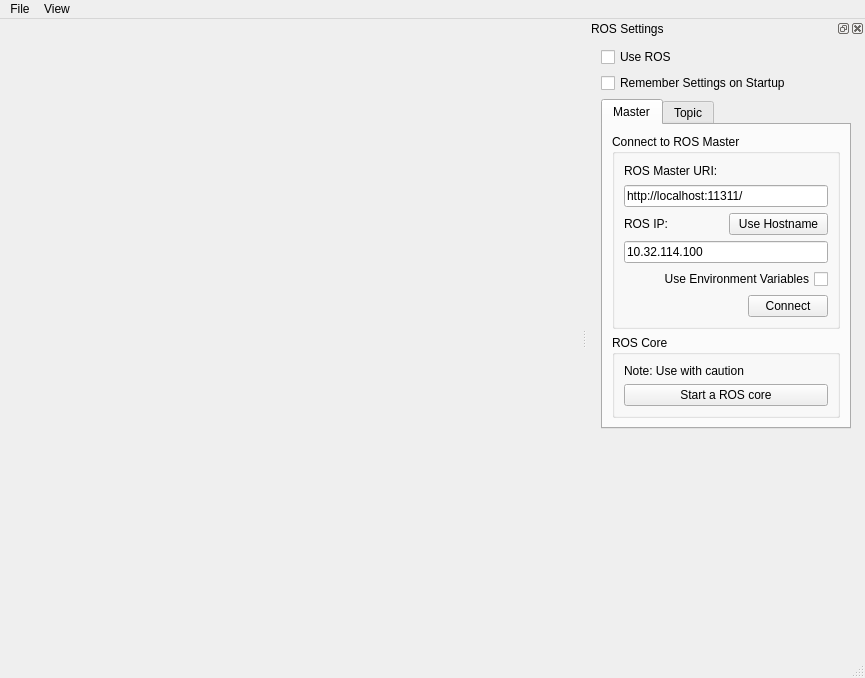
This is src/mainwindow.ui in mjhaskell/copter_sim as Qt 5 draws it before an edit. The edited form follows.
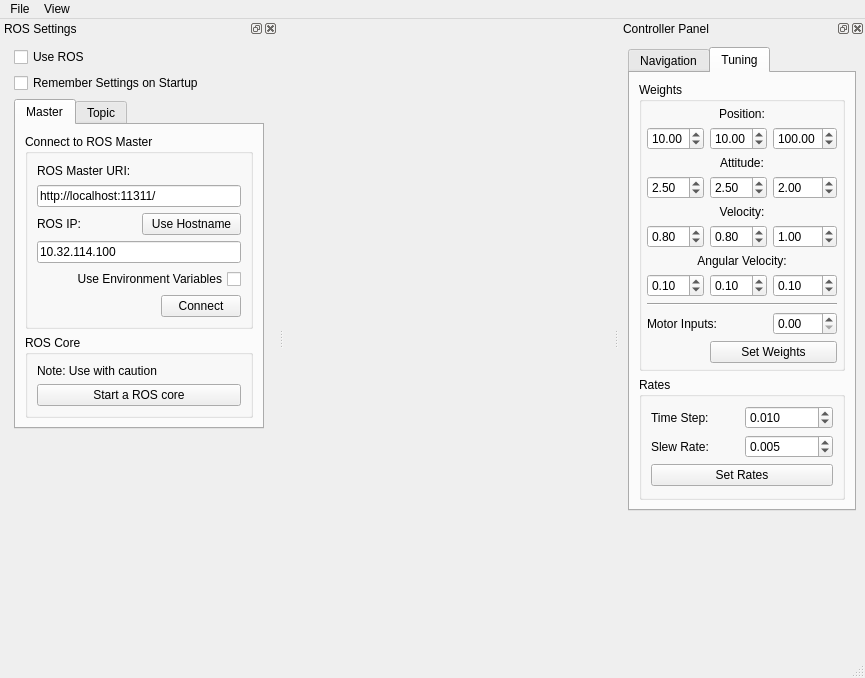
This is the edited form. Icons and pictures are not drawn.

Commit message: Can now dynamically tune controller

Diff of the .ui file:
```diff
--- a/src/mainwindow.ui
+++ b/src/mainwindow.ui
@@ -105,7 +105,7 @@
     <string>ROS Settings</string>
    </property>
    <attribute name="dockWidgetArea">
-    <number>2</number>
+    <number>1</number>
    </attribute>
    <widget class="QWidget" name="dockWidgetContents">
     <property name="layoutDirection">
@@ -427,6 +427,459 @@
     </layout>
    </widget>
   </widget>
+  <widget class="QDockWidget" name="controller_dock">
+   <property name="maximumSize">
+    <size>
+     <width>300</width>
+     <height>800</height>
+    </size>
+   </property>
+   <property name="floating">
+    <bool>false</bool>
+   </property>
+   <property name="windowTitle">
+    <string>Controller Panel</string>
+   </property>
+   <attribute name="dockWidgetArea">
+    <number>2</number>
+   </attribute>
+   <widget class="QWidget" name="dockWidgetContents_2">
+    <layout class="QGridLayout" name="gridLayout_6">
+     <item row="1" column="0">
+      <spacer name="verticalSpacer_3">
+       <property name="orientation">
+        <enum>Qt::Vertical</enum>
+       </property>
+       <property name="sizeHint" stdset="0">
+        <size>
+         <width>20</width>
+         <height>40</height>
+        </size>
+       </property>
+      </spacer>
+     </item>
+     <item row="0" column="0">
+      <widget class="QTabWidget" name="tabWidget">
+       <property name="currentIndex">
+        <number>1</number>
+       </property>
+       <widget class="QWidget" name="nav_tab">
+        <attribute name="title">
+         <string>Navigation</string>
+        </attribute>
+        <layout class="QGridLayout" name="gridLayout_7">
+         <item row="0" column="0">
+          <widget class="QGroupBox" name="ref_cmd_group">
+           <property name="maximumSize">
+            <size>
+             <width>16777215</width>
+             <height>16777215</height>
+            </size>
+           </property>
+           <property name="title">
+            <string>Reference Commands</string>
+           </property>
+           <layout class="QGridLayout" name="gridLayout_8">
+            <item row="3" column="0">
+             <widget class="QLabel" name="label_9">
+              <property name="text">
+               <string>Yaw:</string>
+              </property>
+             </widget>
+            </item>
+            <item row="0" column="1">
+             <widget class="QDoubleSpinBox" name="north_spin">
+              <property name="minimum">
+               <double>-50.000000000000000</double>
+              </property>
+              <property name="maximum">
+               <double>50.000000000000000</double>
+              </property>
+             </widget>
+            </item>
+            <item row="2" column="0">
+             <widget class="QLabel" name="label_8">
+              <property name="text">
+               <string>Height:</string>
+              </property>
+             </widget>
+            </item>
+            <item row="3" column="1">
+             <widget class="QDoubleSpinBox" name="yaw_spin">
+              <property name="minimum">
+               <double>-360.000000000000000</double>
+              </property>
+              <property name="maximum">
+               <double>360.000000000000000</double>
+              </property>
+              <property name="singleStep">
+               <double>1.000000000000000</double>
+              </property>
+             </widget>
+            </item>
+            <item row="2" column="1">
+             <widget class="QDoubleSpinBox" name="height_spin">
+              <property name="maximum">
+               <double>50.000000000000000</double>
+              </property>
+              <property name="value">
+               <double>3.000000000000000</double>
+              </property>
+             </widget>
+            </item>
+            <item row="0" column="0">
+             <widget class="QLabel" name="label_6">
+              <property name="text">
+               <string>North:</string>
+              </property>
+             </widget>
+            </item>
+            <item row="1" column="1">
+             <widget class="QDoubleSpinBox" name="east_spin">
+              <property name="minimum">
+               <double>-50.000000000000000</double>
+              </property>
+              <property name="maximum">
+               <double>50.000000000000000</double>
+              </property>
+             </widget>
+            </item>
+            <item row="1" column="0">
+             <widget class="QLabel" name="label_7">
+              <property name="text">
+               <string>East:</string>
+              </property>
+             </widget>
+            </item>
+            <item row="4" column="0" colspan="2">
+             <widget class="QPushButton" name="set_waypoint_button">
+              <property name="text">
+               <string>Set Waypoint</string>
+              </property>
+             </widget>
+            </item>
+           </layout>
+          </widget>
+         </item>
+         <item row="2" column="0">
+          <spacer name="verticalSpacer_4">
+           <property name="orientation">
+            <enum>Qt::Vertical</enum>
+           </property>
+           <property name="sizeHint" stdset="0">
+            <size>
+             <width>20</width>
+             <height>40</height>
+            </size>
+           </property>
+          </spacer>
+         </item>
+        </layout>
+       </widget>
+       <widget class="QWidget" name="tune_tab">
+        <attribute name="title">
+         <string>Tuning</string>
+        </attribute>
+        <layout class="QGridLayout" name="gridLayout_9">
+         <item row="0" column="0">
+          <widget class="QGroupBox" name="weights_group">
+           <property name="sizePolicy">
+            <sizepolicy hsizetype="Minimum" vsizetype="Preferred">
+             <horstretch>0</horstretch>
+             <verstretch>0</verstretch>
+            </sizepolicy>
+           </property>
+           <property name="minimumSize">
+            <size>
+             <width>220</width>
+             <height>0</height>
+            </size>
+           </property>
+           <property name="maximumSize">
+            <size>
+             <width>16777215</width>
+             <height>16777215</height>
+            </size>
+           </property>
+           <property name="title">
+            <string>Weights</string>
+           </property>
+           <layout class="QGridLayout" name="gridLayout_10">
+            <property name="sizeConstraint">
+             <enum>QLayout::SetMinimumSize</enum>
+            </property>
+            <property name="leftMargin">
+             <number>5</number>
+            </property>
+            <property name="topMargin">
+             <number>5</number>
+            </property>
+            <property name="rightMargin">
+             <number>5</number>
+            </property>
+            <property name="bottomMargin">
+             <number>5</number>
+            </property>
+            <item row="1" column="2">
+             <widget class="QDoubleSpinBox" name="py_spin">
+              <property name="maximum">
+               <double>50.000000000000000</double>
+              </property>
+              <property name="value">
+               <double>10.000000000000000</double>
+              </property>
+             </widget>
+            </item>
+            <item row="8" column="1" colspan="3">
+             <widget class="Line" name="line_2">
+              <property name="orientation">
+               <enum>Qt::Horizontal</enum>
+              </property>
+             </widget>
+            </item>
+            <item row="7" column="3">
+             <widget class="QDoubleSpinBox" name="wz_spin">
+              <property name="maximum">
+               <double>50.000000000000000</double>
+              </property>
+              <property name="value">
+               <double>0.100000000000000</double>
+              </property>
+             </widget>
+            </item>
+            <item row="7" column="1">
+             <widget class="QDoubleSpinBox" name="wx_spin">
+              <property name="maximum">
+               <double>50.000000000000000</double>
+              </property>
+              <property name="value">
+               <double>0.100000000000000</double>
+              </property>
+             </widget>
+            </item>
+            <item row="1" column="1">
+             <widget class="QDoubleSpinBox" name="px_spin">
+              <property name="maximum">
+               <double>50.000000000000000</double>
+              </property>
+              <property name="value">
+               <double>10.000000000000000</double>
+              </property>
+             </widget>
+            </item>
+            <item row="9" column="3">
+             <widget class="QDoubleSpinBox" name="u_weights_spin">
+              <property name="maximum">
+               <double>50.000000000000000</double>
+              </property>
+             </widget>
+            </item>
+            <item row="5" column="3">
+             <widget class="QDoubleSpinBox" name="vz_spin">
+              <property name="maximum">
+               <double>50.000000000000000</double>
+              </property>
+              <property name="value">
+               <double>1.000000000000000</double>
+              </property>
+             </widget>
+            </item>
+            <item row="7" column="2">
+             <widget class="QDoubleSpinBox" name="wy_spin">
+              <property name="maximum">
+               <double>50.000000000000000</double>
+              </property>
+              <property name="value">
+               <double>0.100000000000000</double>
+              </property>
+             </widget>
+            </item>
+            <item row="6" column="1" colspan="3">
+             <widget class="QLabel" name="label_12">
+              <property name="text">
+               <string>Angular Velocity:</string>
+              </property>
+              <property name="alignment">
+               <set>Qt::AlignCenter</set>
+              </property>
+             </widget>
+            </item>
+            <item row="4" column="1" colspan="3">
+             <widget class="QLabel" name="label_11">
+              <property name="text">
+               <string>Velocity:</string>
+              </property>
+              <property name="alignment">
+               <set>Qt::AlignCenter</set>
+              </property>
+             </widget>
+            </item>
+            <item row="5" column="1">
+             <widget class="QDoubleSpinBox" name="vx_spin">
+              <property name="maximum">
+               <double>50.000000000000000</double>
+              </property>
+              <property name="value">
+               <double>0.800000000000000</double>
+              </property>
+             </widget>
+            </item>
+            <item row="5" column="2">
+             <widget class="QDoubleSpinBox" name="vy_spin">
+              <property name="maximum">
+               <double>50.000000000000000</double>
+              </property>
+              <property name="value">
+               <double>0.800000000000000</double>
+              </property>
+             </widget>
+            </item>
+            <item row="3" column="1">
+             <widget class="QDoubleSpinBox" name="rx_spin">
+              <property name="maximum">
+               <double>50.000000000000000</double>
+              </property>
+              <property name="value">
+               <double>2.500000000000000</double>
+              </property>
+             </widget>
+            </item>
+            <item row="2" column="1" colspan="3">
+             <widget class="QLabel" name="label_10">
+              <property name="text">
+               <string>Attitude:</string>
+              </property>
+              <property name="alignment">
+               <set>Qt::AlignCenter</set>
+              </property>
+             </widget>
+            </item>
+            <item row="1" column="3">
+             <widget class="QDoubleSpinBox" name="pz_spin">
+              <property name="maximum">
+               <double>250.000000000000000</double>
+              </property>
+              <property name="value">
+               <double>100.000000000000000</double>
+              </property>
+             </widget>
+            </item>
+            <item row="3" column="3">
+             <widget class="QDoubleSpinBox" name="rz_spin">
+              <property name="maximum">
+               <double>50.000000000000000</double>
+              </property>
+              <property name="value">
+               <double>2.000000000000000</double>
+              </property>
+             </widget>
+            </item>
+            <item row="3" column="2">
+             <widget class="QDoubleSpinBox" name="ry_spin">
+              <property name="maximum">
+               <double>50.000000000000000</double>
+              </property>
+              <property name="value">
+               <double>2.500000000000000</double>
+              </property>
+             </widget>
+            </item>
+            <item row="9" column="1" colspan="2">
+             <widget class="QLabel" name="label_15">
+              <property name="text">
+               <string>Motor Inputs:</string>
+              </property>
+             </widget>
+            </item>
+            <item row="0" column="1" colspan="3">
+             <widget class="QLabel" name="label_5">
+              <property name="text">
+               <string>Position:</string>
+              </property>
+              <property name="alignment">
+               <set>Qt::AlignCenter</set>
+              </property>
+             </widget>
+            </item>
+            <item row="10" column="2" colspan="2">
+             <widget class="QPushButton" name="set_weights_button">
+              <property name="text">
+               <string>Set Weights</string>
+              </property>
+             </widget>
+            </item>
+           </layout>
+          </widget>
+         </item>
+         <item row="1" column="0">
+          <widget class="QGroupBox" name="rates_group">
+           <property name="title">
+            <string>Rates</string>
+           </property>
+           <layout class="QGridLayout" name="gridLayout_11">
+            <item row="0" column="0">
+             <widget class="QLabel" name="label_13">
+              <property name="text">
+               <string>Time Step:</string>
+              </property>
+             </widget>
+            </item>
+            <item row="1" column="0">
+             <widget class="QLabel" name="label_14">
+              <property name="text">
+               <string>Slew Rate:</string>
+              </property>
+             </widget>
+            </item>
+            <item row="0" column="1">
+             <widget class="QDoubleSpinBox" name="ts_spin">
+              <property name="decimals">
+               <number>3</number>
+              </property>
+              <property name="maximum">
+               <double>1.000000000000000</double>
+              </property>
+              <property name="singleStep">
+               <double>0.010000000000000</double>
+              </property>
+              <property name="value">
+               <double>0.010000000000000</double>
+              </property>
+             </widget>
+            </item>
+            <item row="1" column="1">
+             <widget class="QDoubleSpinBox" name="slew_spin">
+              <property name="decimals">
+               <number>3</number>
+              </property>
+              <property name="maximum">
+               <double>1.000000000000000</double>
+              </property>
+              <property name="singleStep">
+               <double>0.005000000000000</double>
+              </property>
+              <property name="value">
+               <double>0.005000000000000</double>
+              </property>
+             </widget>
+            </item>
+            <item row="2" column="0" colspan="2">
+             <widget class="QPushButton" name="set_rates_button">
+              <property name="text">
+               <string>Set Rates</string>
+              </property>
+             </widget>
+            </item>
+           </layout>
+          </widget>
+         </item>
+        </layout>
+       </widget>
+      </widget>
+     </item>
+    </layout>
+   </widget>
+  </widget>
   <action name="start">
    <property name="text">
     <string>Start</string>
```
Left out of the diff: 11 changed lines with no effect on the pictures. The commit also changes 10 other files.
